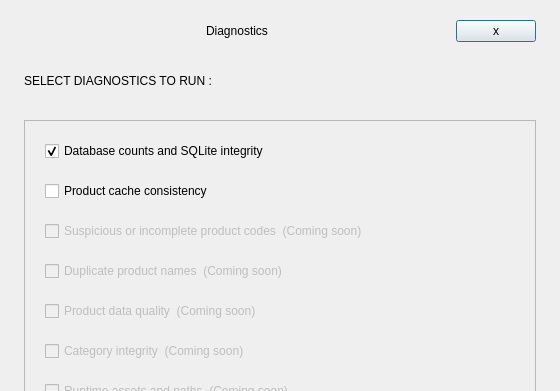
Above: Project/ui/diagnostics_menu.ui from Selvam-T/POS before the change; both pictures show x 0 to 560 and y 0 to 391 of the 560 by 600 pixel window. Below: the same form after it.
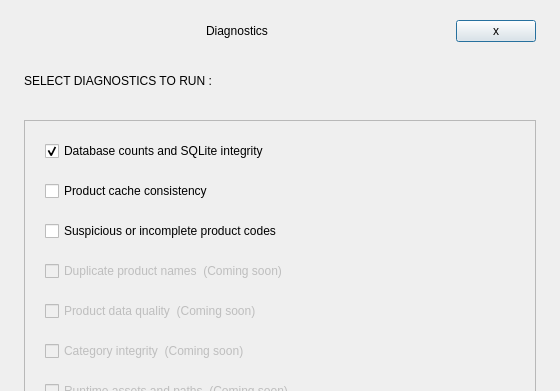
That is the form after the change.

Commit message: feat(diagnostics): add tail-truncated product code check

Patch:
```diff
--- a/Project/ui/diagnostics_menu.ui
+++ b/Project/ui/diagnostics_menu.ui
@@ -175,11 +175,8 @@
       </item>
       <item>
        <widget class="QCheckBox" name="productCodeCheckBox">
-        <property name="enabled">
-         <bool>false</bool>
-        </property>
         <property name="text">
-         <string>Suspicious or incomplete product codes  (Coming soon)</string>
+         <string>Suspicious or incomplete product codes</string>
         </property>
        </widget>
       </item>
```
The commit also changes 10 other files.
